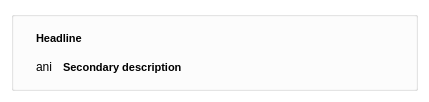
starviewer-medical/starviewer, file starviewer/src/core/qnotificationpopupbase.ui: the form before one commit.
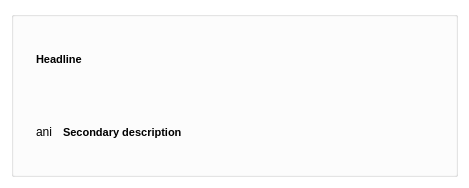
The form after the commit. Icons and pictures are not drawn.

Patch:
```diff
--- a/starviewer/src/core/qnotificationpopupbase.ui
+++ b/starviewer/src/core/qnotificationpopupbase.ui
@@ -6,8 +6,8 @@
    <rect>
     <x>0</x>
     <y>0</y>
-    <width>429</width>
-    <height>102</height>
+    <width>469</width>
+    <height>188</height>
    </rect>
   </property>
   <property name="palette">
@@ -117,12 +117,6 @@
      <layout class="QGridLayout" name="gridLayout_2">
       <item row="0" column="0" rowspan="2">
        <widget class="QLabel" name="m_applicationIconLabel">
-        <property name="maximumSize">
-         <size>
-          <width>64</width>
-          <height>64</height>
-         </size>
-        </property>
         <property name="text">
          <string/>
         </property>
```
Left out of the diff: 4 changed lines with no effect on the pictures.
